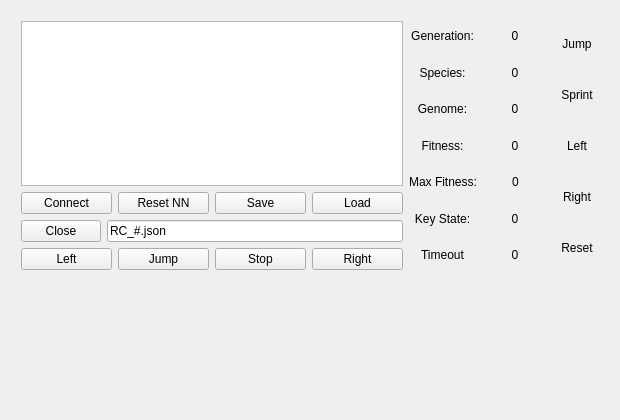
Before: the Qt Designer form RoboCopClient/mainwindow.ui in Alex-BusNet/SuperCopRemastered, drawn with Qt 5.
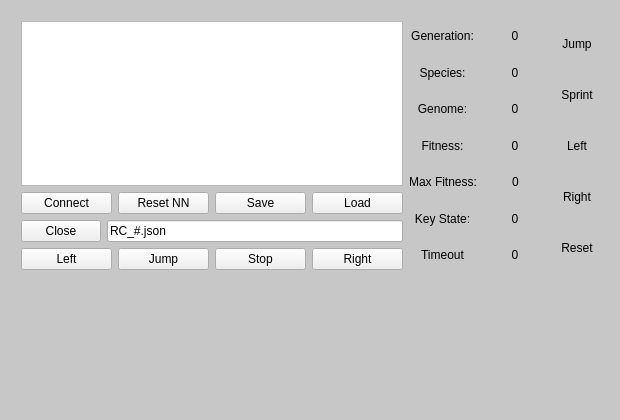
After: the same form once the commit is applied. Icons and pictures are not drawn.

Commit message: [Experimental] Tweaks to NN operation. NN renders properly. Still having occasional "Index out of Range" errors somewhere, it may be in the RoboCopClient/MainWindow class. Lowered TimeoutConstant to 30 (was 60).

```diff
--- a/RoboCopClient/mainwindow.ui
+++ b/RoboCopClient/mainwindow.ui
@@ -30,8 +30,7 @@
     <normaloff>Assets/UI/RC_NEAT_Icon.png</normaloff>Assets/UI/RC_NEAT_Icon.png</iconset>
   </property>
   <property name="styleSheet">
-   <string notr="true">QMainWindow {  }
-background-color: rgb(223, 223, 223);</string>
+   <string notr="true">QMainWindow { background-color: rgb(199, 199, 199); }</string>
   </property>
   <widget class="QWidget" name="centralWidget">
    <widget class="QWidget" name="horizontalLayoutWidget_5">
```
The commit also changes 16 other files.
